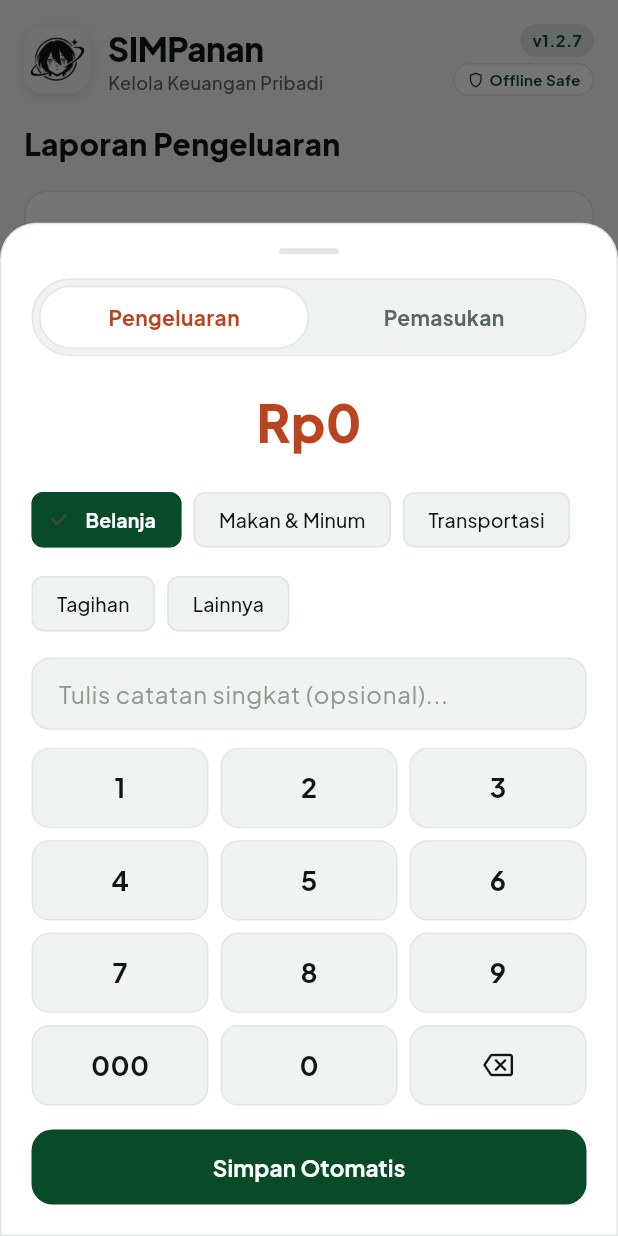
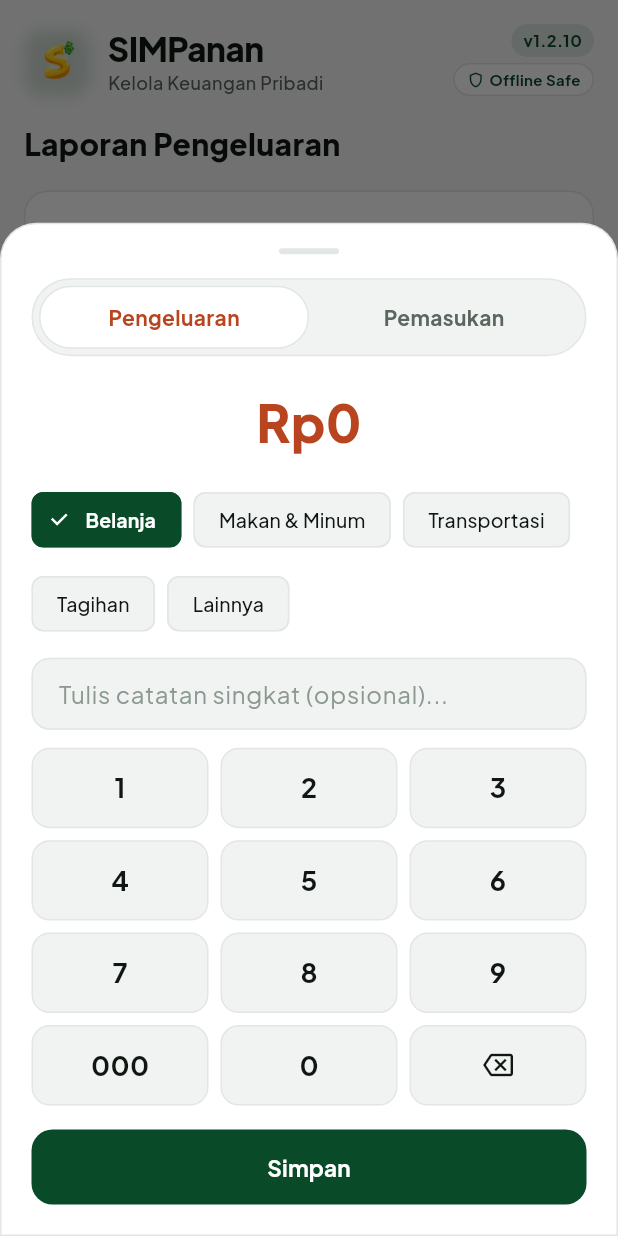
Before and after one commit to kevinvanmerligt/SIMPanan, a Flutter app: the screen it shows after launch, item 2 of the bottom bar chosen, after a tap on the "add" icon, on a phone screen of 412 x 824 dp. Run offline on Flutter 3.47's test engine with Material 3 defaults, Android fonts, the phone set to English and light mode, and no system bars; our stand-ins replace fl_chart, flutter_secure_storage, google_fonts, image_picker, shared_preferences, sqflite; missing offline and left inert: flutter_displaymode; accounts and stored records are empty.

Commit message:
Fix Bugs

```diff
--- a/lib/core/widgets/app_header.dart
+++ b/lib/core/widgets/app_header.dart
@@ -6,7 +6,7 @@ class SimpananAppHeader extends StatelessWidget {
 
   const SimpananAppHeader({
     super.key,
-    this.patchVersion = 'v1.2.7',
+    this.patchVersion = 'v1.2.10',
   });
 
   @override
--- a/lib/features/catat_transaksi/screens/catat_modal_sheet.dart
+++ b/lib/features/catat_transaksi/screens/catat_modal_sheet.dart
@@ -7,7 +7,7 @@ import '../widgets/kategori_selector.dart';
 import '../widgets/numpad_input.dart';
 
 class CatatModalSheet extends StatefulWidget {
-  final String initialType; // 'EXPENSE' atau 'INCOME'
+  final String initialType;
 
   const CatatModalSheet({super.key, this.initialType = 'EXPENSE'});
 
@@ -109,7 +109,6 @@ class _CatatModalSheetState extends State<CatatModalSheet> {
             ),
             const SizedBox(height: 16),
 
-            // Switch Pengeluaran / Pemasukan
             Container(
               padding: const EdgeInsets.all(4),
               decoration: BoxDecoration(
@@ -166,7 +165,6 @@ class _CatatModalSheetState extends State<CatatModalSheet> {
             ),
             const SizedBox(height: 20),
 
-            // Nominal Uang
             Center(
               child: Text(
                 CurrencyFormat.toRupiah(parsedAmount),
@@ -179,7 +177,6 @@ class _CatatModalSheetState extends State<CatatModalSheet> {
             ),
             const SizedBox(height: 16),
 
-            // Kategori
             KategoriSelector(
               type: _type,
               selectedCategory: _selectedCategory,
@@ -187,7 +184,6 @@ class _CatatModalSheetState extends State<CatatModalSheet> {
             ),
             const SizedBox(height: 12),
 
-            // Input Catatan
             TextField(
               controller: _noteController,
               style: TextStyle(color: colors.textPrimary),
@@ -213,14 +209,12 @@ class _CatatModalSheetState extends State<CatatModalSheet> {
             ),
             const SizedBox(height: 12),
 
-            // Numpad
             NumpadInput(
               onNumberTap: _onNumberTap,
               onBackspace: _onBackspace,
             ),
             const SizedBox(height: 16),
 
-            // Tombol Simpan
             SizedBox(
               width: double.infinity,
               height: 50,
@@ -235,7 +229,7 @@ class _CatatModalSheetState extends State<CatatModalSheet> {
                   ),
                 ),
                 child: Text(
-                  'Simpan Otomatis',
+                  'Simpan',
                   style: TextStyle(
                     fontSize: 15,
                     fontWeight: FontWeight.w700,
--- a/lib/features/catat_transaksi/widgets/kategori_selector.dart
+++ b/lib/features/catat_transaksi/widgets/kategori_selector.dart
@@ -30,6 +30,7 @@ class KategoriSelector extends StatelessWidget {
           selected: isSelected,
           selectedColor: colors.primaryGreen,
           backgroundColor: colors.inputBg,
+          checkmarkColor: colors.isDark ? const Color(0xFF0F1411) : Colors.white,
           side: BorderSide(
             color: isSelected ? colors.primaryGreen : colors.cardBorder,
           ),
--- a/lib/features/profil/screens/profil_screen.dart
+++ b/lib/features/profil/screens/profil_screen.dart
@@ -9,7 +9,6 @@ import '../../../core/widgets/fade_slide_entrance.dart';
 import '../../../core/widgets/floating_notification.dart';
 import '../../../data/repositories/profile_repo.dart';
 import '../../../providers/theme_provider.dart';
-import '../../splash/screens/splash_screen.dart';
 import 'photo_crop_screen.dart';
 
 class ProfilScreen extends StatefulWidget {
@@ -88,7 +87,6 @@ class _ProfilScreenState extends State<ProfilScreen> {
         imageQuality: 90,
       );
       if (picked != null && mounted) {
-        // Buka layar crop interaktif yang sangat halus tanpa lag
         final File? croppedFile = await Navigator.push<File>(
           context,
           MaterialPageRoute(
@@ -101,7 +99,6 @@ class _ProfilScreenState extends State<ProfilScreen> {
           final fileName = 'avatar_${DateTime.now().millisecondsSinceEpoch}.png';
           final savedFile = await croppedFile.copy('${appDir.path}/$fileName');
 
-          // Hapus file avatar lama jika ada
           if (_avatarPath != null && _avatarPath!.isNotEmpty) {
             final old = File(_avatarPath!);
             if (old.existsSync()) {
@@ -316,7 +313,6 @@ class _ProfilScreenState extends State<ProfilScreen> {
           child: SimpananAppHeader(),
         ),
         const SizedBox(height: 18),
-        // Judul Halaman
         FadeSlideEntrance(
           delayMs: 40,
           child: Text(
@@ -330,7 +326,6 @@ class _ProfilScreenState extends State<ProfilScreen> {
         ),
         const SizedBox(height: 16),
 
-        // 1. Hero Card Profil Pengguna dengan Foto Avatar Interaktif
         FadeSlideEntrance(
           delayMs: 80,
           child: Container(
@@ -349,7 +344,6 @@ class _ProfilScreenState extends State<ProfilScreen> {
             ),
             child: Row(
               children: [
-                // Avatar Interaktif (Bisa upload/ganti foto profil)
                 GestureDetector(
                   onTap: _showImagePickerSheet,
                   child: Stack(
@@ -411,7 +405,6 @@ class _ProfilScreenState extends State<ProfilScreen> {
                   ),
                 ),
                 const SizedBox(width: 16),
-                // Nama & Badge Info
                 Expanded(
                   child: Column(
                     crossAxisAlignment: CrossAxisAlignment.start,
@@ -492,7 +485,6 @@ class _ProfilScreenState extends State<ProfilScreen> {
         ),
         const SizedBox(height: 16),
 
-        // 2. KARTU PENGATURAN TEMA (SISTEM / TERANG / GELAP)
         FadeSlideEntrance(
           delayMs: 110,
           child: Consumer<ThemeProvider>(
@@ -553,7 +545,6 @@ class _ProfilScreenState extends State<ProfilScreen> {
                     ),
                     const SizedBox(height: 16),
 
-                    // 3 Pilihan Tema: Sistem, Terang, Gelap
                     Row(
                       children: AppThemeModePreference.values.map((pref) {
                         final isSelected = activePref == pref;
@@ -602,8 +593,6 @@ class _ProfilScreenState extends State<ProfilScreen> {
                       }).toList(),
                     ),
                     const SizedBox(height: 12),
-
-                    // Penjelasan Palet Warna Hijau Adaptif
                     Container(
                       width: double.infinity,
                       padding: const EdgeInsets.all(12),
@@ -643,8 +632,6 @@ class _ProfilScreenState extends State<ProfilScreen> {
           ),
         ),
         const SizedBox(height: 16),
-
-        // 3. Form Edit Profil (Nama, Umur, Pekerjaan)
         FadeSlideEntrance(
           delayMs: 140,
           child: Container(
@@ -672,8 +659,6 @@ class _ProfilScreenState extends State<ProfilScreen> {
                   ],
                 ),
                 const SizedBox(height: 16),
-
-                // Input Nama
                 Text(
                   'Nama Lengkap',
                   style: TextStyle(fontSize: 12, fontWeight: FontWeight.w600, color: colors.textSecondary),
@@ -703,8 +688,6 @@ class _ProfilScreenState extends State<ProfilScreen> {
                   ),
                 ),
                 const SizedBox(height: 14),
-
-                // Input Umur
                 Text(
                   'Umur',
                   style: TextStyle(fontSize: 12, fontWeight: FontWeight.w600, color: colors.textSecondary),
@@ -737,8 +720,6 @@ class _ProfilScreenState extends State<ProfilScreen> {
                   ),
                 ),
                 const SizedBox(height: 14),
-
-                // Pilihan Pekerjaan
                 Text(
                   'Pekerjaan',
                   style: TextStyle(fontSize: 12, fontWeight: FontWeight.w600, color: colors.textSecondary),
@@ -781,7 +762,6 @@ class _ProfilScreenState extends State<ProfilScreen> {
                   ),
                 ),
 
-                // Jika memilih 'Lainnya', tampilkan input khusus
                 if (_selectedJob == 'Lainnya') ...[
                   const SizedBox(height: 12),
                   TextField(
@@ -843,95 +823,13 @@ class _ProfilScreenState extends State<ProfilScreen> {
         ),
         const SizedBox(height: 24),
 
-        // 4. Fitur Animasi Pembuka Lucu
         FadeSlideEntrance(
-          delayMs: 170,
-          child: Container(
-            padding: const EdgeInsets.all(16),
-            decoration: BoxDecoration(
-              color: colors.cardSurface,
-              borderRadius: BorderRadius.circular(16),
-              border: Border.all(color: colors.cardBorder),
-            ),
-            child: Row(
-              children: [
-                Container(
-                  width: 42,
-                  height: 42,
-                  decoration: BoxDecoration(
-                    color: colors.primaryPillBg,
-                    borderRadius: BorderRadius.circular(12),
-                  ),
-                  child: Center(
-                    child: Text(
-                      '✨',
-                      style: const TextStyle(fontSize: 20),
-                    ),
-                  ),
-                ),
-                const SizedBox(width: 12),
-                Expanded(
-                  child: Column(
-                    crossAxisAlignment: CrossAxisAlignment.start,
-                    children: [
-                      Text(
-                        'Animasi Pembuka Lucu',
-                        style: TextStyle(
-                          fontSize: 14,
-                          fontWeight: FontWeight.w700,
-                          color: colors.textPrimary,
-                        ),
-                      ),
-                      const SizedBox(height: 2),
-                      Text(
-                        'Putar ulang animasi maskot celengan & koin kawaii',
-                        style: TextStyle(
-                          fontSize: 11,
-                          color: colors.textSecondary,
-                        ),
-                      ),
-                    ],
-                  ),
-                ),
-                ElevatedButton(
-                  onPressed: () {
-                    Navigator.push(
-                      context,
-                      MaterialPageRoute(
-                        builder: (_) => const SplashScreen(isPreviewOnly: true),
-                      ),
-                    );
-                  },
-                  style: ElevatedButton.styleFrom(
-                    backgroundColor: colors.primaryGreen,
-                    foregroundColor: colors.isDark ? const Color(0xFF0F1411) : Colors.white,
-                    padding: const EdgeInsets.symmetric(horizontal: 14, vertical: 8),
-                    minimumSize: Size.zero,
-                    tapTargetSize: MaterialTapTargetSize.shrinkWrap,
-                    shape: RoundedRectangleBorder(
-                      borderRadius: BorderRadius.circular(10),
-                    ),
-                    elevation: 0,
-                  ),
-                  child: const Text(
-                    'Putar ✨',
-                    style: TextStyle(fontSize: 12, fontWeight: FontWeight.w700),
-                  ),
-                ),
-              ],
-            ),
-          ),
-        ),
-        const SizedBox(height: 24),
-
-        // 5. Informasi Patch & Versi
-        FadeSlideEntrance(
-          delayMs: 200,
+          delayMs: 180,
           child: Center(
             child: Column(
               children: [
                 Text(
-                  'SIMPanan v1.2.7 (Patch 1.2.7)',
+                  'SIMPanan v1.2.10 (Patch 1.2.10)',
                   style: TextStyle(
                     fontSize: 12,
                     color: colors.textSecondary.withValues(alpha: 0.8),
--- a/lib/features/splash/screens/splash_screen.dart
+++ b/lib/features/splash/screens/splash_screen.dart
@@ -572,7 +572,7 @@ class _SplashScreenState extends State<SplashScreen>
                       borderRadius: BorderRadius.circular(14),
                     ),
                     child: Text(
-                      'SIMPanan v1.2.7 • 100% Offline & Aman',
+                      'SIMPanan v1.2.10 • 100% Offline & Aman',
                       style: TextStyle(
                         fontSize: 11,
                         fontWeight: FontWeight.w700,
--- a/pubspec.yaml
+++ b/pubspec.yaml
@@ -1,7 +1,7 @@
 name: dompet_harian
 description: Aplikasi Pengelola Keuangan Pribadi Offline & Aman.
 publish_to: 'none'
-version: 1.2.7
+version: 1.2.10
 
 environment:
   sdk: ^3.13.5
@@ -20,11 +20,9 @@ dependencies:
   local_auth: ^2.2.0
   shared_preferences: ^2.2.3
 
-  # Foto Profil & Mode Refresh Rate Layar (60/90/120/144Hz)
   image_picker: ^1.1.2
   flutter_displaymode: ^0.7.0
 
-  # Format Rupiah, Tanggal Indonesia, & Grafik 7 Hari Terakhir
   intl: ^0.19.0
   fl_chart: ^0.68.0
   google_fonts: ^6.2.1
```
Also changed, not shown: assets/images/logo.png, 12 other files.
